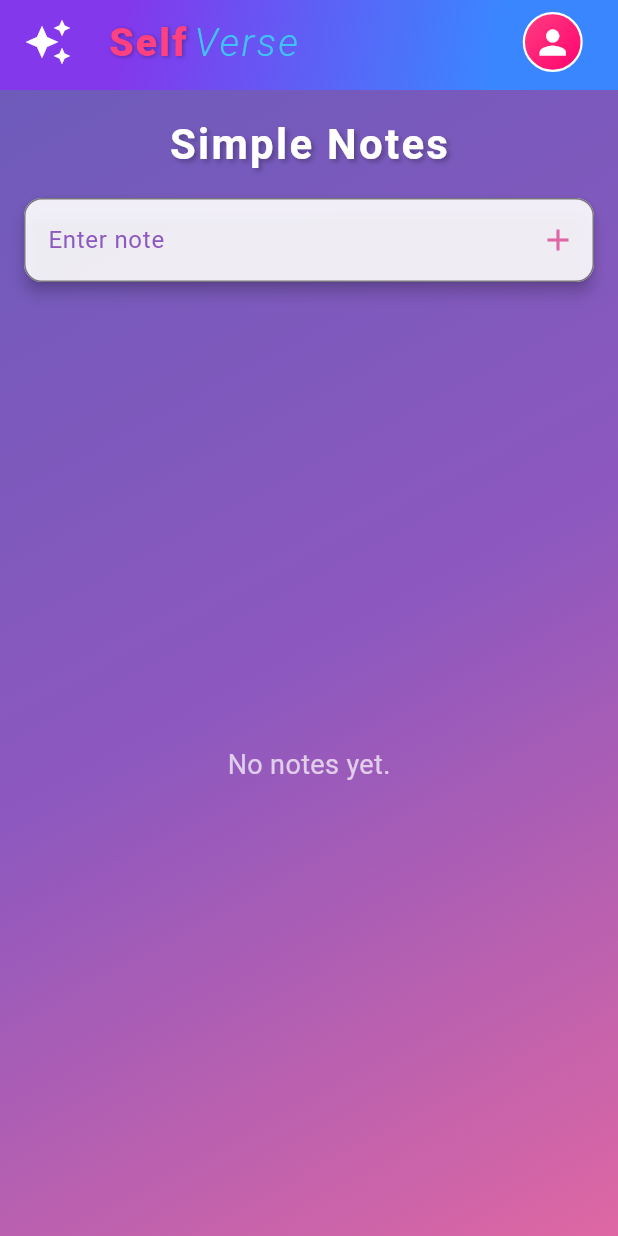
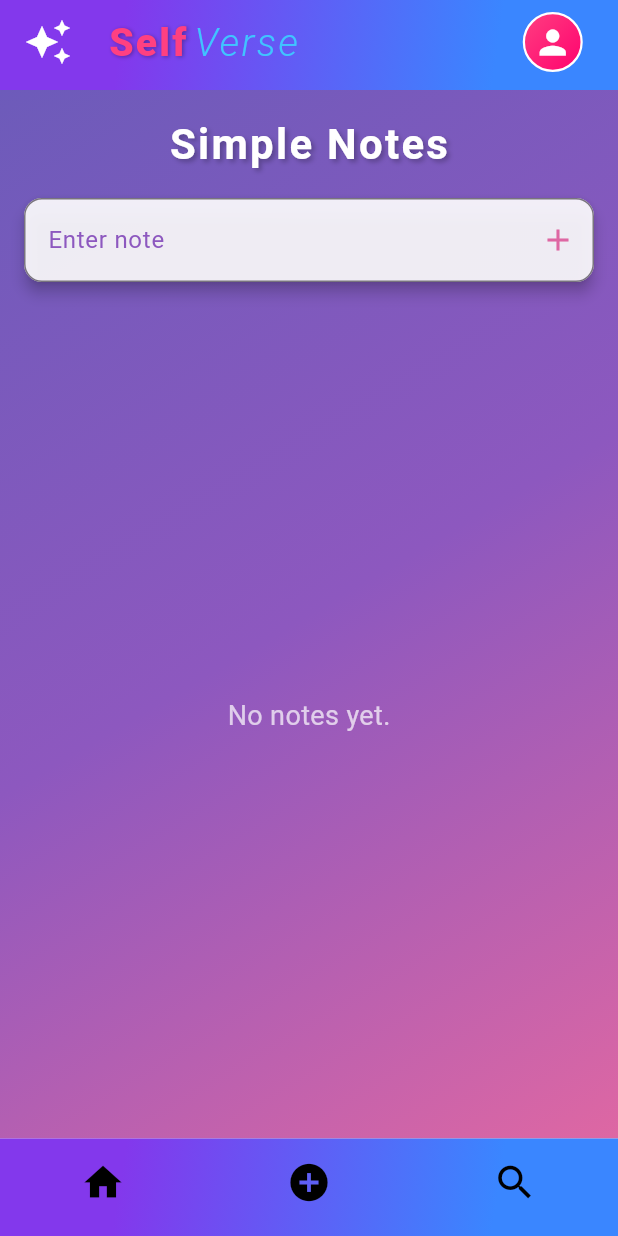
Before and after one commit to Shankar-CSE/self_verse, a Flutter app: the Home screen opened directly, on a phone screen of 412 x 824 dp. Run offline on Flutter 3.47's test engine with Material 3 defaults, Android fonts, the phone set to English and light mode, and no system bars; our stand-ins replace hive, hive_flutter; accounts and stored records are empty; Roboto replaces fonts that are missing (Montserrat, Poppins).

Commit message:
refactor: add BottomBar widget to Home screen and update layout

```diff
--- a/lib/screens/home.dart
+++ b/lib/screens/home.dart
@@ -1,4 +1,5 @@
 import 'package:flutter/material.dart';
+import 'package:self_verse/widgets/home/BottomBar.dart';
 import 'package:self_verse/widgets/home/appbar.dart';
 import 'package:self_verse/widgets/home/home_body.dart';
 
@@ -17,6 +18,7 @@ class Home extends StatelessWidget {
 
       // Main content of the Home screen.
       body: HomeBody(),
+      bottomNavigationBar: BottomBar()
     );
   }
 }
--- /dev/null
+++ b/lib/widgets/home/BottomBar.dart
@@ -0,0 +1,58 @@
+import 'package:flutter/material.dart';
+
+class BottomBar extends StatelessWidget {
+  const BottomBar({super.key});
+
+  @override
+  Widget build(BuildContext context) {
+    return Container(
+      decoration: const BoxDecoration(
+        gradient: LinearGradient(
+          colors: [
+            Color(0xFF8338EC),
+            Color(0xFF3A86FF),
+          ],
+          begin: Alignment.topLeft,
+          end: Alignment.bottomRight,
+          stops: [0.2, 0.8],
+        ),
+      ),
+      child: BottomNavigationBar(
+        backgroundColor: Colors.transparent,
+        elevation: 0,
+        showSelectedLabels: false,
+        showUnselectedLabels: false,
+        items: [
+        BottomNavigationBarItem(
+          icon: Icon(
+            Icons.home,
+            color: Colors.black,
+            size: 30.0,
+          ),
+          label: '',
+        ),
+        BottomNavigationBarItem(
+          icon: Icon(
+            Icons.add_circle,
+            color: Colors.black,
+            size: 30.0,
+          ),
+          label: '',
+        ),
+        BottomNavigationBarItem(
+          icon: Icon(
+            Icons.search,
+            color: Colors.black,
+            size: 30.0,
+          ),
+          label: '',
+        ),
+      ],
+      currentIndex: 0,
+      onTap: (index) {
+        // Handle navigation logic here
+      },
+    )
+    );
+  }
+}
```
